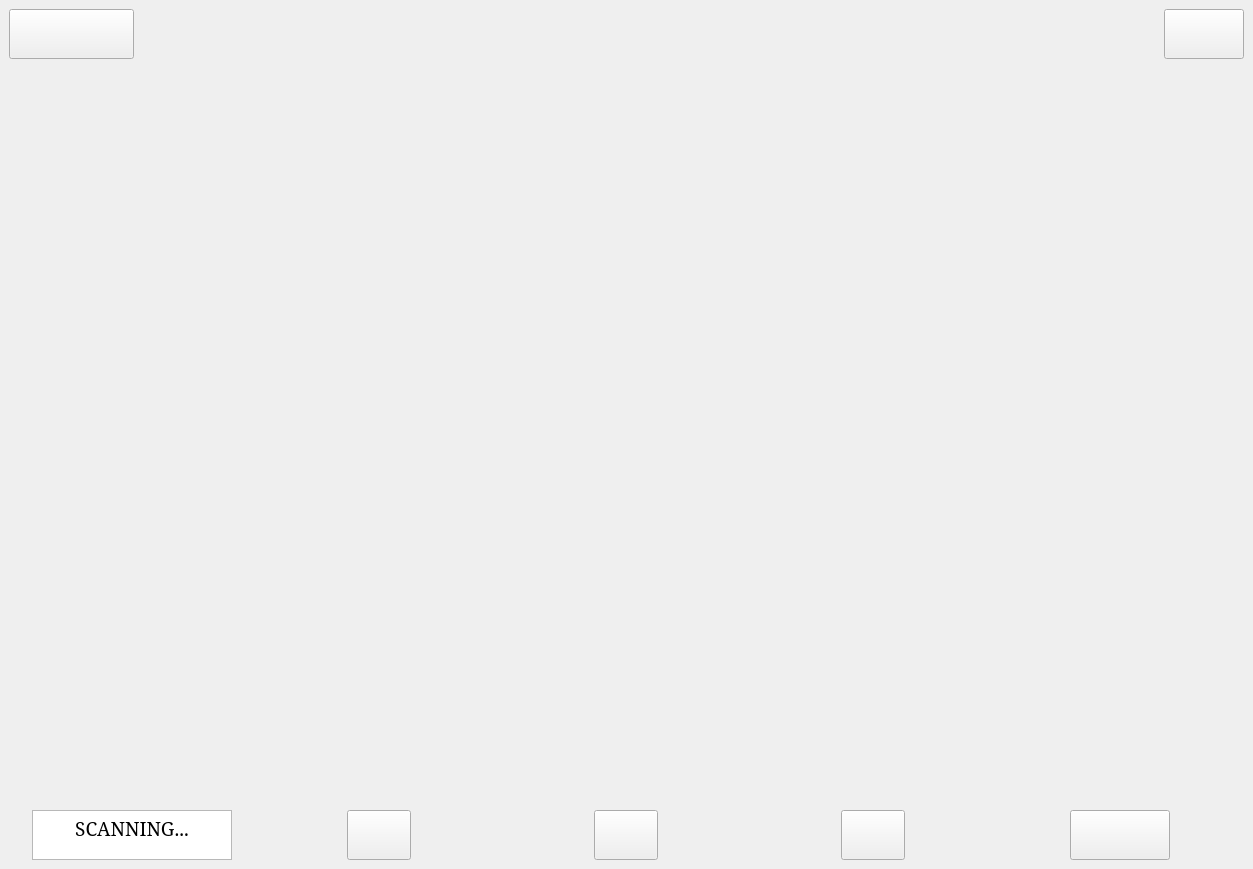
This is src/HorusNew.ui in ufukpalpas/Horus as Qt 5 draws it before an edit. The edited form follows.
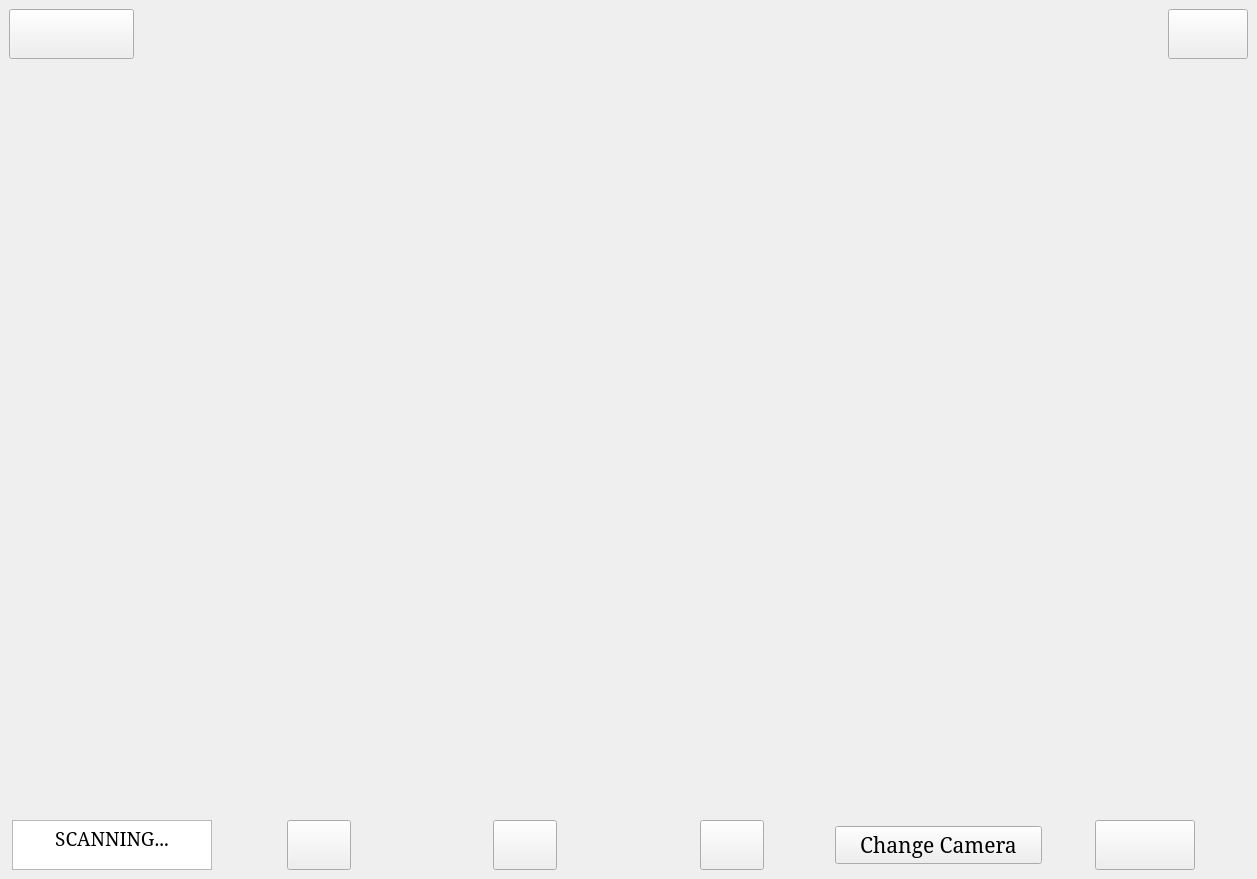
This is the edited form. The open tabs and pages were chosen to show the change. Icons and pictures are not drawn.

Patch:
```diff
--- a/src/HorusNew.ui
+++ b/src/HorusNew.ui
@@ -6,8 +6,8 @@
    <rect>
     <x>0</x>
     <y>0</y>
-    <width>1253</width>
-    <height>869</height>
+    <width>1257</width>
+    <height>879</height>
    </rect>
   </property>
   <property name="windowTitle">
@@ -648,6 +648,13 @@
              </property>
             </widget>
            </item>
+           <item>
+            <widget class="QPushButton" name="changeCamButton">
+             <property name="text">
+              <string>Change Camera</string>
+             </property>
+            </widget>
+           </item>
            <item alignment="Qt::AlignHCenter|Qt::AlignBottom">
             <widget class="QPushButton" name="pushButton_2">
              <property name="minimumSize">
```
Left out of the diff: 3 changed lines with no effect on the pictures.
